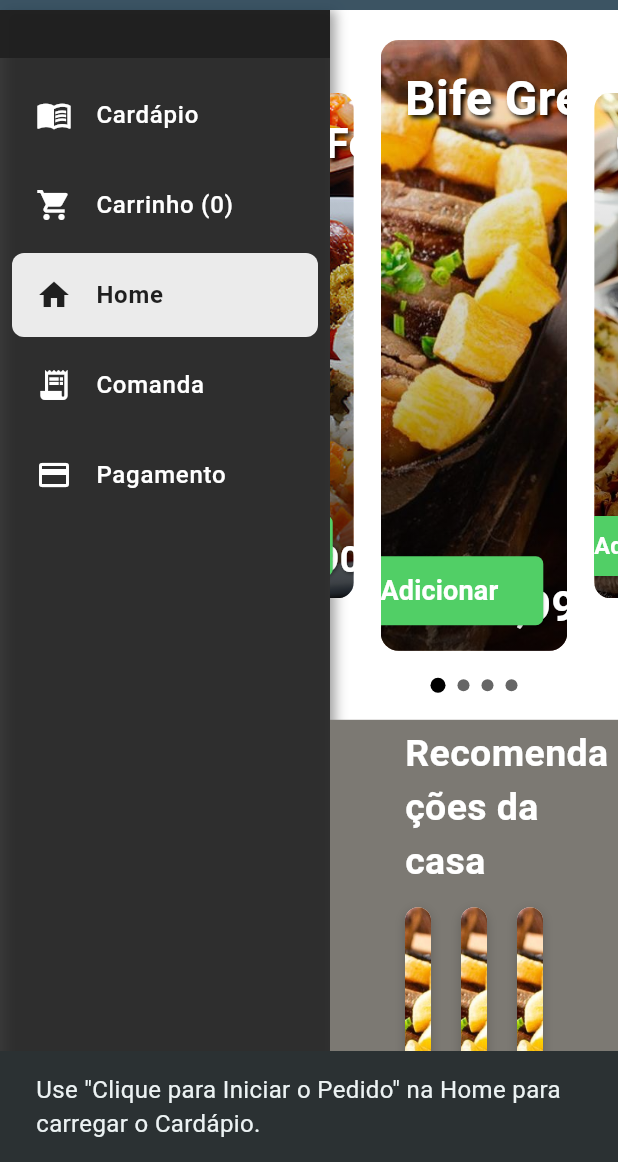
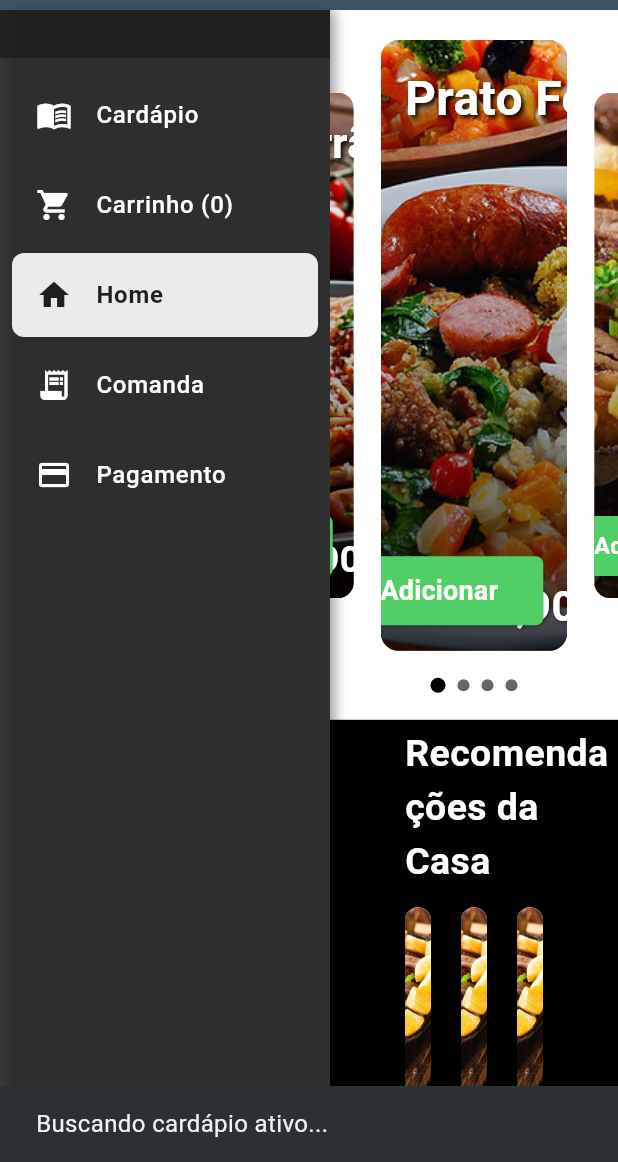
Before and after one commit to WorkspaceCardappio/mobile, a Flutter app: the screen it shows after launch, after a tap on "Cardápio", on a phone screen of 412 x 824 dp, the part 74-1236 px from its top. Run offline on Flutter 3.47's test engine with Material 3 defaults, Android fonts, the phone set to English and light mode, and no system bars; drawn by our look-alikes of carousel_slider; network calls fail.

Commit message:
fix: corrigindo main/cardapio

```diff
--- a/cardappio_mobile/lib/view/main_navigator.dart
+++ b/cardappio_mobile/lib/view/main_navigator.dart
@@ -70,12 +70,49 @@ class _MainNavigatorState extends State<MainNavigator>
     }
   }
 
+  // Novo método que simula o botão "Iniciar Pedido" da Home.
+  Future<void> _performQuickOrder() async {
+    // Note: Se necessário, você pode adicionar uma sobreposição de loading aqui.
+    try {
+      final List<Menu> menus = await _apiService.fetchMenus();
+      final Menu? activeMenu = menus.isNotEmpty
+          ? menus.firstWhere((m) => m.active, orElse: () => menus.first)
+          : null;
+
+      if (activeMenu != null) {
+        // Se encontrar o menu, chama o método que navega e carrega categorias.
+        _handleMenuFound(activeMenu);
+      } else {
+        ScaffoldMessenger.of(context).showSnackBar(
+          const SnackBar(
+            content: Text('Nenhum cardápio disponível para iniciar o pedido.'),
+          ),
+        );
+      }
+    } catch (e) {
+      final errorMessage = e.toString().split(':').last.trim();
+      ScaffoldMessenger.of(context).showSnackBar(
+        SnackBar(content: Text('Erro ao buscar Cardápio: $errorMessage')),
+      );
+    }
+  }
+
+  // Método chamado quando um menu é encontrado (pela Home ou pelo Sidebar)
+  void _handleMenuFound(Menu menu) {
+    setState(() {
+      _activeMenu = menu;
+      _selectedIndex = 0; // Vai para a tela de Cardápio/Menu
+    });
+    _loadCategories(menu.id);
+  }
+
   void _initializeScreens() {
     _screens = [
-      _buildCurrentMenuScreen(),
-      _buildCartScreen(),
-      HomeScreen(
-        onQuickOrder: _handleQuickOrder,
+      _buildCurrentMenuScreen(), // Índice 0: Cardápio/Menu
+      _buildCartScreen(),        // Índice 1: Carrinho
+      HomeScreen(                // Índice 2: Home
+        // Home agora chama o método que busca e navega
+        onQuickOrder: (menu) => _performQuickOrder(),
         apiService: _apiService,
       ),
       TicketScreen(apiService: _apiService),
@@ -86,14 +123,6 @@ class _MainNavigatorState extends State<MainNavigator>
   void _updateScreens() {
     _screens[0] = _buildCurrentMenuScreen();
     _screens[1] = _buildCartScreen();
-  }
-
-  void _handleQuickOrder(Menu menu) {
-    setState(() {
-      _activeMenu = menu;
-      _selectedIndex = 0;
-    });
-    _loadCategories(menu.id);
   }
 
   void _navigateToProductDetail(Product product) async {
@@ -135,16 +164,20 @@ class _MainNavigatorState extends State<MainNavigator>
             selectedIndex: _selectedIndex,
             cartItemCount: _cartItemCount,
             onTap: (index) {
+              // Verifica se o índice é o Cardápio (0) e se não há menu ativo.
               if (index == 0 && _activeMenu == null) {
-                _onMenuItemTapped(2);
+                // Ao invés de ir para a Home (índice 2), ele TENTA iniciar o pedido.
+                _performQuickOrder();
+
                 ScaffoldMessenger.of(context).showSnackBar(
                   const SnackBar(
                     content: Text(
-                      'Use "Clique para Iniciar o Pedido" na Home para carregar o Cardápio.',
+                      'Buscando cardápio ativo...',
                     ),
                   ),
                 );
               } else {
+                // Navegação normal se houver menu ativo ou se o índice não for 0.
                 _onMenuItemTapped(index);
               }
             },
@@ -174,8 +207,9 @@ class _MainNavigatorState extends State<MainNavigator>
           children: [
             Icon(Icons.menu_book, size: 60, color: Colors.grey),
             SizedBox(height: 16),
+            // Mensagem alterada, pois agora tentamos buscar o menu ao clicar em "Cardápio".
             Text(
-              'Selecione um cardápio na tela Home para começar.',
+              'Aguarde enquanto o cardápio é carregado.',
               style: TextStyle(fontSize: 18),
             ),
           ],
--- a/cardappio_mobile/lib/view/screens/home/home_screen.dart
+++ b/cardappio_mobile/lib/view/screens/home/home_screen.dart
@@ -2,6 +2,9 @@ import 'package:flutter/material.dart';
 import 'package:carousel_slider/carousel_slider.dart' as caro;
 import '../../../data/api_service.dart';
 import '../../../model/menu.dart';
+
+// Importante: Se o erro 'CarouselController' persistir, use o hide:
+// import 'package:flutter/material.dart' hide CarouselController;
 
 class MenuItem {
   final String name;
@@ -12,6 +15,11 @@ class MenuItem {
 }
 
 final List<MenuItem> promoItemsList = [
+  // Lembre-se de mudar 'lib/images/' para 'assets/images/' se você seguiu o padrão de assets.
+  MenuItem(
+      name: 'Prato Feito Executivo',
+      imageUrl: 'lib/images/pf.jpeg',
+      price: 'R\$ 38,90'),
   MenuItem(
       name: 'Bife Grelhado com Tomate Cereja',
       imageUrl: 'lib/images/prato.jpeg',
@@ -24,13 +32,7 @@ final List<MenuItem> promoItemsList = [
       name: 'Macarrão com Frutos do Mar',
       imageUrl: 'lib/images/macarrao.jpeg',
       price: 'R\$ 59,90'),
-  MenuItem(
-      name: 'Prato Feito Executivo',
-      imageUrl: 'lib/images/pf.jpeg',
-      price: 'R\$ 38,90'),
 ];
-
-final MenuItem promoItem = promoItemsList[0];
 
 final List<MenuItem> houseRecommendations = [
   MenuItem(
@@ -309,8 +311,9 @@ List<Widget> _buildPageIndicators() {
       children: [
         const SizedBox(height: 10),
 
-
+        // --- CARROSSEL ---
         SizedBox(
+          // Altura do carrossel (ajustado para ser ligeiramente menor, mantendo 0.55 * altura total)
           height: MediaQuery.of(context).size.height * 0.55,
           width: screenWidth,
           child: Column(
@@ -357,10 +360,11 @@ List<Widget> _buildPageIndicators() {
 
         const SizedBox(height: 10),
 
-
+        // --- RECOMENDAÇÕES DA CASA (Expandido para resolver Overflow) ---
         Expanded(
+          // O Expanded garante que esta seção ocupe o espaço vertical restante.
           child: Container(
-            color: const Color(0xFF7c7973),
+            color: const Color(0xff000000),
             width: double.infinity,
             child: Column(
               crossAxisAlignment: CrossAxisAlignment.start,
@@ -368,7 +372,7 @@ List<Widget> _buildPageIndicators() {
                 Padding(
                   padding: const EdgeInsets.only(left: horizontalPadding, top: 5.0, bottom: 12),
                   child: const Text(
-                    'Recomendações da casa',
+                    'Recomendações da Casa', // Adicionei o título de volta para clareza
                     style: TextStyle(
                       color: Colors.white,
                       fontSize: 25,
@@ -377,11 +381,14 @@ List<Widget> _buildPageIndicators() {
                   ),
                 ),
 
-                SizedBox(
-                  height: MediaQuery.of(context).size.height * 0.31,
-                  width: MediaQuery.of(context).size.width,
+                // ✅ CORREÇÃO APLICADA: O ListView agora está dentro de um Expanded
+                // para garantir que ele ocupe apenas o espaço vertical restante,
+                // eliminando o overflow de 41px.
+                Expanded(
                   child: LayoutBuilder(
                       builder: (context, constraints) {
+                        // O LayoutBuilder não precisa mais de altura fixa,
+                        // mas precisa calcular a largura do item.
                         final availableWidth = constraints.maxWidth - (horizontalPadding * 2);
 
                         final totalSpacing = itemSpacing * (itemsInView - 1);
```
Lines whose indentation alone changed are shown as unchanged.
